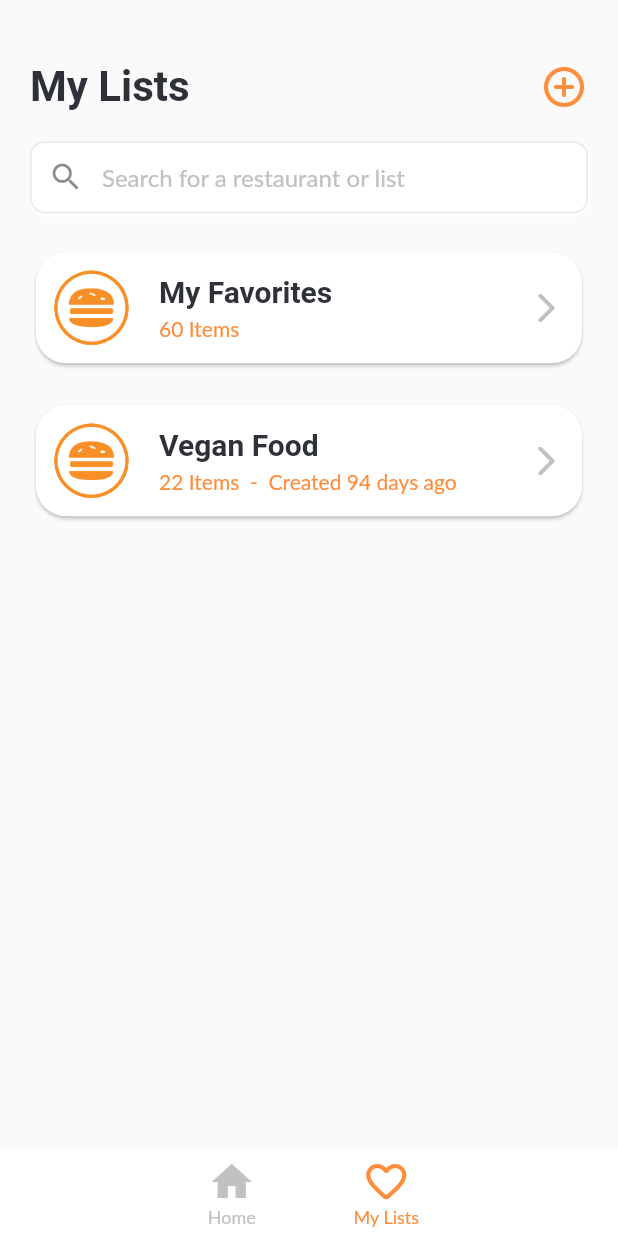
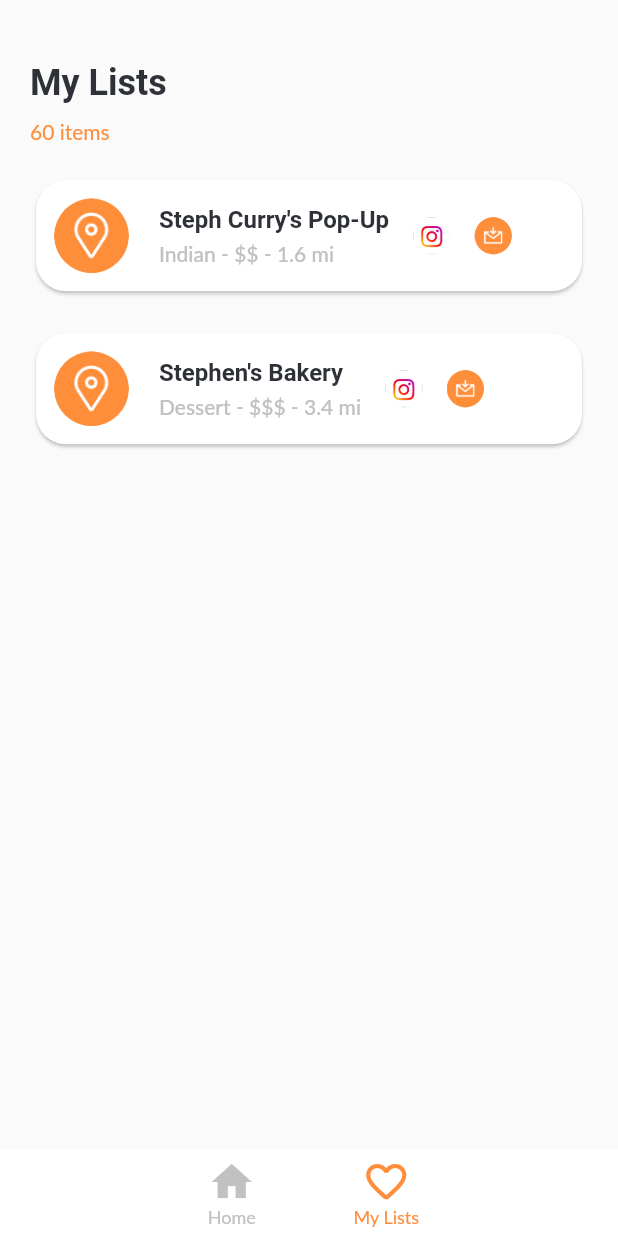
Before and after one commit to chensterman/DineTime, a Flutter app: the screen it shows once a user with an empty profile is signed in, item 2 of the bottom bar chosen, on a phone screen of 412 x 824 dp. Run offline on Flutter 3.47's test engine with Material 2 defaults, Android fonts, the phone set to English and light mode, and no system bars; our stand-ins replace cloud_firestore, firebase_auth, firebase_core, location; accounts and stored records are empty; Roboto replaces fonts that are missing (Futura PT, Lato).

Commit message:
frontend changes

```diff
--- a/lib/designsystem.dart
+++ b/lib/designsystem.dart
@@ -12,3 +12,4 @@ export 'package:dinetime_mobile_mvp/theme/components/progressbar.dart';
 export 'package:dinetime_mobile_mvp/theme/components/bottomnavbar.dart';
 export 'package:dinetime_mobile_mvp/theme/components/listcard.dart';
 export 'package:dinetime_mobile_mvp/theme/components/restaurantcard.dart';
+export 'package:dinetime_mobile_mvp/theme/components/foodlistcard.dart';
--- /dev/null
+++ b/lib/theme/components/foodlistcard.dart
@@ -0,0 +1,130 @@
+import 'package:flutter/material.dart';
+
+// Cards that display list items in saved
+class FoodListCard extends StatelessWidget {
+  final ImageProvider<Object> listImage;
+  final String listTitle;
+  final String listCuisine;
+  final int listDollars;
+  final double listDistance;
+  const FoodListCard({
+    super.key,
+    required this.listImage,
+    required this.listTitle,
+    required this.listCuisine,
+    required this.listDollars,
+    required this.listDistance,
+  });
+
+  @override
+  Widget build(BuildContext context) {
+    // Card item
+    return Card(
+      shape: RoundedRectangleBorder(
+        borderRadius: BorderRadius.circular(20),
+      ),
+      // Tappable portion of card
+      child: InkWell(
+        onTap: () {},
+        child: Row(
+          children: [
+            Padding(
+                padding: const EdgeInsets.all(12.0),
+                child: Container(
+                  width: 50.0,
+                  height: 50.0,
+                  decoration: BoxDecoration(
+                    image: DecorationImage(
+                      // Display image based on availability of user uploaded image
+                      image: listImage,
+                    ),
+                    color: Colors.white,
+                    borderRadius: BorderRadius.circular(40.0),
+                  ),
+                )),
+            Padding(
+              padding: const EdgeInsets.all(8.0),
+              child: SizedBox(
+                child: Column(
+                  crossAxisAlignment: CrossAxisAlignment.start,
+                  children: [
+                    Text(listTitle,
+                        style: Theme.of(context).textTheme.headline1?.copyWith(
+                              fontSize: 16.0,
+                            )),
+                    const SizedBox(height: 5.0),
+                    Row(children: [
+                      Text(listCuisine,
+                          style: Theme.of(context)
+                              .textTheme
+                              .bodyText1
+                              ?.copyWith(fontSize: 14.0)),
+                      horizontalTextDivider(context),
+                      Text('\$' * listDollars,
+                          style: Theme.of(context)
+                              .textTheme
+                              .bodyText1
+                              ?.copyWith(fontSize: 14.0)),
+                      horizontalTextDivider(context),
+                      Text("$listDistance mi",
+                          style: Theme.of(context)
+                              .textTheme
+                              .bodyText1
+                              ?.copyWith(fontSize: 14.0)),
+                    ]),
+                  ],
+                ),
+              ),
+            ),
+            Expanded(
+              child: Align(
+                alignment: Alignment.centerRight,
+                child: Row(children: [
+                  Padding(
+                    padding: const EdgeInsets.all(8.0),
+                    child: InkWell(
+                      child: Container(
+                        width: 25.0,
+                        height: 25.0,
+                        decoration: BoxDecoration(
+                          image: const DecorationImage(
+                            // Display image based on availability of user uploaded image
+                            image: AssetImage('lib/assets/instagram.png'),
+                          ),
+                          color: Colors.white,
+                          borderRadius: BorderRadius.circular(40.0),
+                        ),
+                      ),
+                    ),
+                  ),
+                  Padding(
+                    padding: const EdgeInsets.all(8.0),
+                    child: InkWell(
+                      child: Container(
+                        width: 25.0,
+                        height: 25.0,
+                        decoration: BoxDecoration(
+                          image: const DecorationImage(
+                            // Display image based on availability of user uploaded image
+                            image: AssetImage('lib/assets/inbox.png'),
+                          ),
+                          color: Colors.white,
+                          borderRadius: BorderRadius.circular(40.0),
+                        ),
+                      ),
+                    ),
+                  ),
+                ]),
+              ),
+            ),
+          ],
+        ),
+      ),
+    );
+  }
+
+  Widget horizontalTextDivider(BuildContext context) {
+    return Text(" - ",
+        style: Theme.of(context).textTheme.bodyText1?.copyWith(fontSize: 14.0));
+  }
+}
--- a/lib/theme/components/restaurantcard.dart
+++ b/lib/theme/components/restaurantcard.dart
@@ -32,8 +32,7 @@ class RestaurantCard extends StatelessWidget {
                     decoration: BoxDecoration(
                       image: const DecorationImage(
                         fit: BoxFit.cover,
-                        image: NetworkImage(
-                            'https://media-cldnry.s-nbcnews.com/image/upload/newscms/2019_21/2870431/190524-classic-american-cheeseburger-ew-207p.jpg'),
+                        image: AssetImage('lib/assets/location.png'),
                       ),
                       color: Colors.white,
                       borderRadius: BorderRadius.circular(20.0),
--- a/lib/views/fyf.dart
+++ b/lib/views/fyf.dart
@@ -74,48 +74,51 @@ class _FindYourFoodState extends State<FindYourFood> {
       child: Container(
         padding: EdgeInsets.only(left: 20.0, right: 20.0, top: height * 0.05),
         child: Column(
-          mainAxisAlignment: MainAxisAlignment.start,
           children: [
             Row(mainAxisAlignment: MainAxisAlignment.spaceBetween, children: [
               Text('My Lists',
                   style: Theme.of(context)
                       .textTheme
                       .headline1
-                      ?.copyWith(fontSize: 28.0)),
-              InkWell(
-                child: Icon(
-                  Icons.add_circle_outline_rounded,
-                  color: Theme.of(context).colorScheme.primary,
-                  size: 32.0,
-                ),
-                onTap: () {},
-              )
+                      ?.copyWith(fontSize: 24.0)),
+
+              // InkWell(
+              //   child: Icon(
+              //     Icons.add_circle_outline_rounded,
+              //     color: Theme.of(context).colorScheme.primary,
+              //     size: 32.0,
+              //   ),
+              //   onTap: () {},
+              // )
             ]),
-            const SizedBox(height: 20.0),
-            const InputText(
-              icon: Icon(Icons.search),
-              hintText: 'Search for a restaurant or list',
+            // const SizedBox(height: 20.0),
+            // const InputText(
+            //   icon: Icon(Icons.search),
+            //   hintText: 'Search for a restaurant or list',
+            // ),
+            const SizedBox(height: 10.0),
+            Align(
+              alignment: Alignment.centerLeft,
+              child: Text('60 items',
+                  style: Theme.of(context)
+                      .textTheme
+                      .subtitle1
+                      ?.copyWith(fontSize: 14.0)),
             ),
             const SizedBox(height: 20.0),
-            ListCard(
-              listTitle: 'My Favorites',
-              listNumItems: 60,
-              onTap: () => {
-                Navigator.push(
-                  context,
-                  MaterialPageRoute(
-                      builder: (context) =>
-                          foodList(context, 60, null, 'My Favorites')),
-                )
-              },
-            ),
+            const FoodListCard(
+                listImage: AssetImage('lib/assets/location.png'),
+                listTitle: 'Steph Curry\'s Pop-Up',
+                listCuisine: 'Indian',
+                listDollars: 2,
+                listDistance: 1.6),
             const SizedBox(height: 20.0),
-            ListCard(
-              listTitle: 'Vegan Food',
-              listNumItems: 22,
-              listCreateDate: DateTime(2022, 9, 7),
-              onTap: () => {},
-            ),
+            const FoodListCard(
+                listImage: AssetImage('lib/assets/location.png'),
+                listTitle: 'Stephen\'s Bakery',
+                listCuisine: 'Dessert',
+                listDollars: 3,
+                listDistance: 3.4),
           ],
         ),
       ),
```
